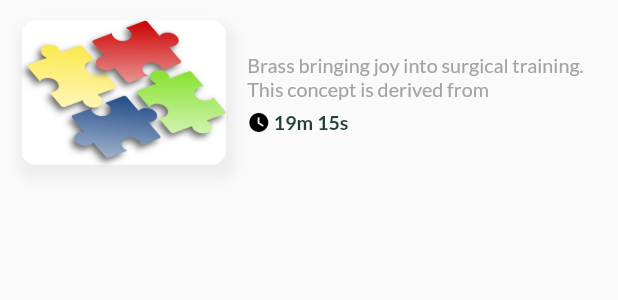
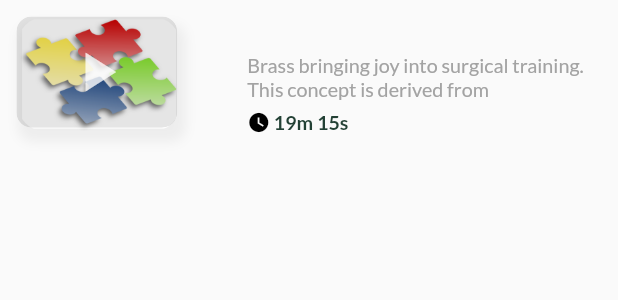
Before and after one commit to petermusembi69/social_vikings, a Flutter app: what videoCard() shows on an empty page, opened directly, on a phone screen of 412 x 824 dp. Shown: the top 300 px of the screen. Run offline on Flutter 3.47's test engine with Material 2 defaults, Android fonts, the light colour scheme and no system bars; our stand-ins replace bloc, firebase_auth, firebase_core, flutter_bloc, flutter_slidable, freezed_annotation and 7 more; missing offline and left inert: flutter_facebook_auth; accounts and stored records are empty; network calls fail.

Commit message:
Update UI

```diff
--- a/lib/ui/learn/learn.dart
+++ b/lib/ui/learn/learn.dart
@@ -59,11 +59,11 @@ class _LearnViewState extends State<LearnView>
     return DrawerWraper(
       animationController: _animationController,
       page: Scaffold(
-        backgroundColor: Color(0xFFEFEFEF),
+        backgroundColor: Color(0xFFF3F3F5),
         appBar: AppBar(
           elevation: 0,
           leadingWidth: Adapt.px(120),
-          backgroundColor: Color(0xFFEFEFEF),
+          backgroundColor: Color(0xFFF3F3F5),
           title: Text(
             'Learn Media',
             style: TextStyles.appBarTextStyle,
@@ -113,7 +113,7 @@ class _LearnViewState extends State<LearnView>
                             color: Color(0xFFFFFFFF),
                             darkColor: Color(0xFF636366),
                           ),
-                          thumbColor: Color(0xFFEFEFEF),
+                          thumbColor: Color(0xFFF3F3F5),
                         ),
                         Padding(
                           padding: const EdgeInsets.only(
--- a/lib/ui/learn/widget/learn_helpers.dart
+++ b/lib/ui/learn/widget/learn_helpers.dart
@@ -27,13 +27,18 @@ List<String> title = [
 ];
 
 Widget videoCard(String title) {
+  return Builder(builder: (context) {
     return Wrap(
       children: <Widget>[
         FractionallySizedBox(
             widthFactor: 0.4,
             child: Padding(
               padding: EdgeInsets.all(Adapt.px(20)),
-            child: Container(
+              child: Stack(
+                children: [
+                  Container(
+                    width: Adapt.px(200),
+                    height: Adapt.px(140),
                     decoration: BoxDecoration(
                         borderRadius: BorderRadius.circular(10),
                         boxShadow: [
@@ -48,8 +53,35 @@ Widget videoCard(String title) {
                       borderRadius: BorderRadius.all(Radius.circular(20)),
                       child: Image.asset(
                         'images/videoimage.png',
+                        width: Adapt.px(200),
+                        height: Adapt.px(140),
                       ),
                     ),
+                  ),
+                  ClipRRect(
+                    borderRadius: BorderRadius.circular(10),
+                    child: Container(
+                      width: Adapt.px(195),
+                      height: Adapt.px(135),
+                      decoration: BoxDecoration(
+                        borderRadius: BorderRadius.circular(10),
+                        color: Theme.of(context).dividerColor.withOpacity(0.1),
+                      ),
+                      child: Align(
+                        alignment: Alignment.center,
+                        child: IconButton(
+                          onPressed: () {},
+                          padding: EdgeInsets.zero,
+                          icon: Icon(
+                            Icons.play_arrow,
+                            color: Colors.white.withOpacity(0.8),
+                            size: Adapt.px(80),
+                          ),
+                        ),
+                      ),
+                    ),
+                  ),
+                ],
               ),
             )),
         FractionallySizedBox(
@@ -104,6 +136,7 @@ Widget videoCard(String title) {
         ),
       ],
     );
+  });
 }
 
 final learnTabchildren = <int, Widget>{
@@ -122,7 +155,7 @@ final learnTabchildren = <int, Widget>{
       }),
   0: Center(
     child: Text(
-      'Videos',
+      'No Documents',
       style: TextStyles.tabStyle,
     ),
   )
--- a/lib/ui/privacy_policy/privacy_policy.dart
+++ b/lib/ui/privacy_policy/privacy_policy.dart
@@ -32,7 +32,7 @@ class _PrivacyPolicyState extends State<PrivacyPolicy>
     return DrawerWraper(
       animationController: _animationController,
       page: Scaffold(
-        backgroundColor: Color(0xFFEFEFEF),
+        backgroundColor: Color(0xFFF3F3F5),
         appBar: appBar(_animationController, 'Privacy Policy'),
         body: SingleChildScrollView(
           child: SizedBox(
--- a/lib/ui/widgets/drawer_item.dart
+++ b/lib/ui/widgets/drawer_item.dart
@@ -2,7 +2,7 @@ import 'package:flutter/material.dart';
 
 class DrawerItem {
   final String name;
-  final IconData icon;
+  final Widget icon;
   final Function()? action;
 
   const DrawerItem(this.name, this.icon, this.action);
--- a/lib/ui/widgets/ui_helpers.dart
+++ b/lib/ui/widgets/ui_helpers.dart
@@ -15,7 +15,7 @@ appBar(AnimationController animationController, String title) {
   return AppBar(
     elevation: 0,
     leadingWidth: Adapt.px(100),
-    backgroundColor: Color(0xFFEFEFEF),
+    backgroundColor: Color(0xFFF3F3F5),
     centerTitle: true,
     title: Text(
       title,
```
Also changed, not shown: lib/ui/ask_questions/ask_questions.dart (+7 -4 lines), lib/ui/auth/sign_in/sign_in.dart (+23 -11 lines), lib/ui/auth/sign_up/sign_up.dart (+5 -2 lines), lib/ui/auth/widgets/auth_helpers.dart (+1 -6 lines), lib/ui/inbox/inbox.dart (+7 -3 lines), lib/ui/widgets/drawer.dart (+24 -11 lines), lib/ui/widgets/inbox_card.dart (+8 -4 lines), lib/ui/widgets/question_card.dart (+22 -6 lines), pubspec.lock. Lines whose indentation alone changed are shown as unchanged.
